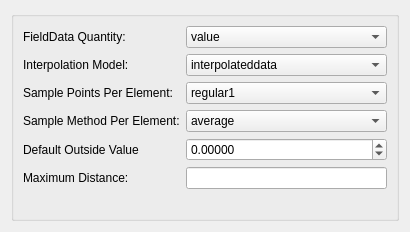
First picture: the form in src/Interface/Modules/Fields/MapFieldDataOntoElems.ui, repository SCIInstitute/SCIRun, before the edit.
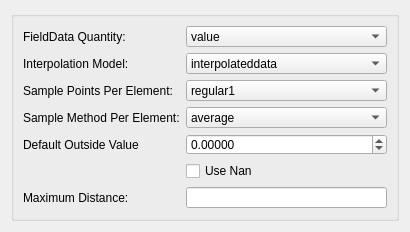
Second picture: the form after the edit.

Commit message: added widget and code for elems

The edit to the form file:
```diff
--- a/src/Interface/Modules/Fields/MapFieldDataOntoElems.ui
+++ b/src/Interface/Modules/Fields/MapFieldDataOntoElems.ui
@@ -211,16 +211,23 @@
         </property>
        </widget>
       </item>
-      <item row="5" column="0">
+      <item row="6" column="0">
        <widget class="QLabel" name="label_6">
         <property name="text">
          <string>Maximum Distance:</string>
         </property>
        </widget>
       </item>
-      <item row="5" column="1">
+      <item row="6" column="1">
        <widget class="QLineEdit" name="maximumDistanceLineEdit_"/>
       </item>
+      <item row="5" column="1">
+       <widget class="QCheckBox" name="useNanForUnassignedValuesCheckBox_">
+        <property name="text">
+         <string>Use Nan</string>
+        </property>
+       </widget>
+      </item>
      </layout>
     </widget>
    </item>
```
Left out of the diff: 28 changed lines with no effect on the pictures. The commit also changes 2 other files.
